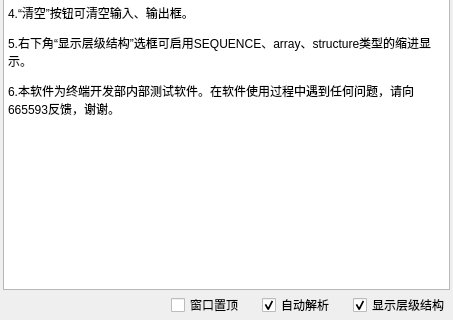
This is UI/main_window.ui in KayFelicities/698trans as Qt 5 draws it before an edit; both pictures show x 0 to 453 and y 283 to 603 of the 453 by 603 pixel window. The edited form follows.
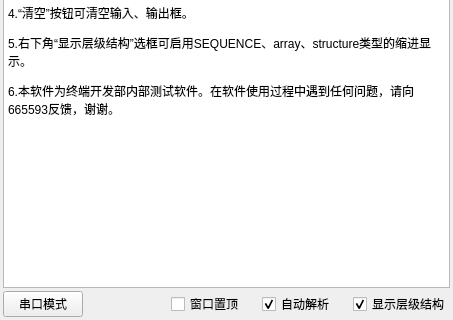
This is the edited form. Icons and pictures are not drawn.

```diff
--- a/UI/main_window.ui
+++ b/UI/main_window.ui
@@ -222,6 +222,13 @@
       </item>
       <item>
        <layout class="QHBoxLayout" name="horizontalLayout_2">
+        <item>
+         <widget class="QPushButton" name="pushButton">
+          <property name="text">
+           <string>串口模式</string>
+          </property>
+         </widget>
+        </item>
         <item>
          <spacer name="horizontalSpacer">
           <property name="orientation">
```
